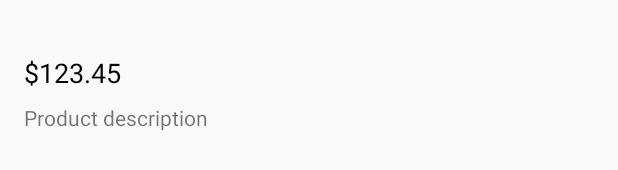
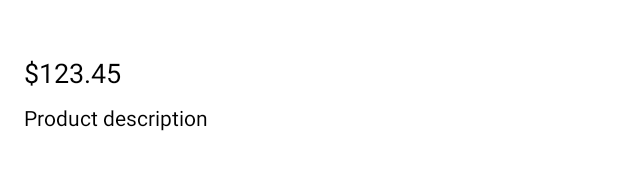
Before and after one commit to tpincumbe/PincumbeTimSamsChallenge, an Android app: the layout fragment_product_detail.xml on its own in the app's theme, with its tools: preview values and no code run, on a phone screen of 412 x 824 dp. Shown: the part 422-592 px from the top of the screen. Run offline under Robolectric (Android 15) with nearby library versions, the phone set to English and light mode, and no system bars.

Commit message:
added white background so it displays properly on dark theme.

```diff
--- a/app/src/main/res/layout/fragment_product_detail.xml
+++ b/app/src/main/res/layout/fragment_product_detail.xml
@@ -6,6 +6,7 @@
     <androidx.core.widget.NestedScrollView
         android:layout_width="match_parent"
         android:layout_height="match_parent"
+        android:background="@android:color/background_light"
         tools:context=".products.views.ProductDetailFragment">
 
         <androidx.constraintlayout.widget.ConstraintLayout
@@ -67,8 +68,8 @@
                 android:layout_height="wrap_content"
                 android:layout_marginTop="30dp"
                 android:contentDescription="@string/cd_product_image"
+                android:minWidth="150dp"
                 android:minHeight="150dp"
-                android:minWidth="150dp"
                 app:layout_constrainedHeight="true"
                 app:layout_constraintEnd_toEndOf="parent"
                 app:layout_constraintHeight_max="400dp"
@@ -93,6 +94,7 @@
                 android:layout_width="wrap_content"
                 android:layout_height="wrap_content"
                 android:layout_marginTop="8dp"
+                android:textColor="@android:color/black"
                 app:layout_constraintBottom_toBottomOf="parent"
                 app:layout_constraintEnd_toEndOf="parent"
                 app:layout_constraintHorizontal_bias="0.0"
--- a/app/src/main/res/layout/fragment_product_list.xml
+++ b/app/src/main/res/layout/fragment_product_list.xml
@@ -7,6 +7,7 @@
         android:id="@+id/layoutSwipe"
         android:layout_width="match_parent"
         android:layout_height="match_parent"
+        android:background="@android:color/background_light"
         app:onRefreshListener="@{() -> viewModel.refreshData()}"
         app:refreshing="@{viewModel.isRefreshing()}"
         tools:context=".products.views.ProductListFragment">
```
